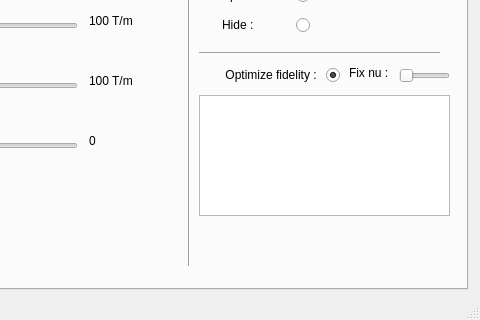
Old version of the form hydra/window_myedits.ui in the repository PetrosZantis13/Noise_IQT; both pictures show x 863 to 1343 and y 380 to 700 of the 1343 by 700 pixel window.
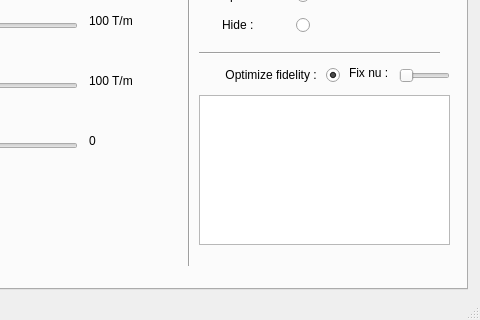
New version of the form. Custom widgets are drawn as their Qt base class.

Patch:
```diff
--- a/hydra/window_myedits.ui
+++ b/hydra/window_myedits.ui
@@ -45,7 +45,7 @@
         <x>1050</x>
         <y>430</y>
         <width>251</width>
-        <height>121</height>
+        <height>150</height>
        </rect>
       </property>
       <property name="maximumSize">
```
